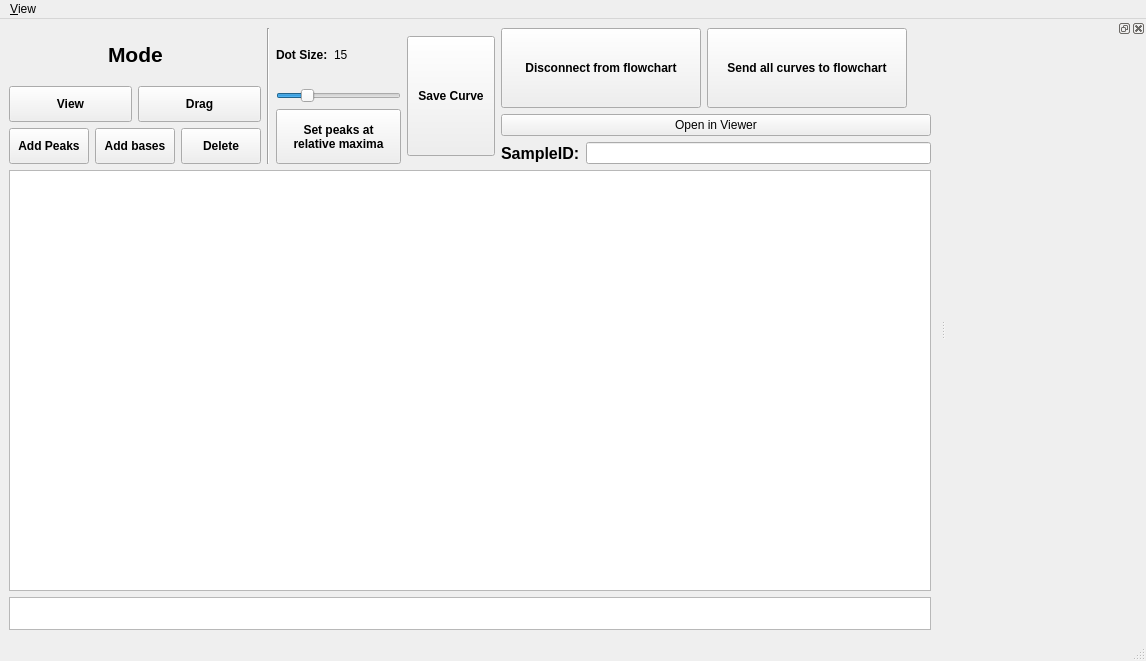
kushalkolar/MESmerize, file mesmerize/plotting/widgets/peak_editor/template.ui: the form before one commit.
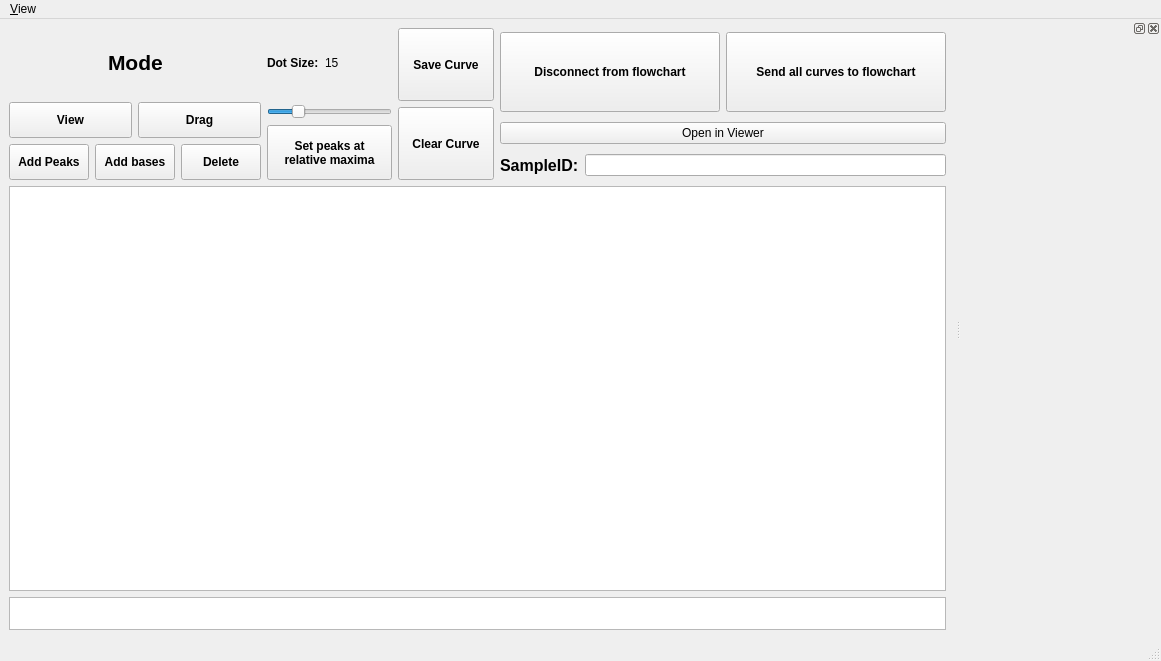
The form after the commit. Custom widgets are drawn as their Qt base class.

Commit message: Tried to add a "clear curve" feature to remove all peaks & bases in the Peak Editor. Didn't work. It first appears to clear the  current curve, but then when you click on another curve in the list widget it clears that one. And then when you switch back to the curve you were working on the peaks & bases are restored, whereas the one that you switched to is still cleared. Update __init__.py, peak_editor.py, and 3 more files...

What changed in the file:
```diff
--- a/mesmerize/plotting/widgets/peak_editor/template.ui
+++ b/mesmerize/plotting/widgets/peak_editor/template.ui
@@ -14,9 +14,7 @@
    <string>MainWindow</string>
   </property>
   <widget class="QWidget" name="centralwidget">
-   <layout class="QGridLayout" name="gridLayout_2">
-    <item row="0" column="0">
-     <layout class="QHBoxLayout" name="horizontalLayout_7">
+   <layout class="QVBoxLayout" name="verticalLayout_5">
       <item>
        <layout class="QHBoxLayout" name="horizontalLayout_4">
         <item>
@@ -191,13 +189,6 @@
           </item>
          </layout>
         </item>
-        <item>
-         <widget class="Line" name="line">
-          <property name="orientation">
-           <enum>Qt::Vertical</enum>
-          </property>
-         </widget>
-        </item>
         <item>
          <layout class="QVBoxLayout" name="verticalLayout_2">
           <item>
@@ -282,6 +273,8 @@
          </layout>
         </item>
         <item>
+       <layout class="QVBoxLayout" name="verticalLayout_4">
+        <item>
          <widget class="QPushButton" name="btnSaveCurve">
           <property name="sizePolicy">
            <sizepolicy hsizetype="Expanding" vsizetype="MinimumExpanding">
@@ -291,14 +284,14 @@
           </property>
           <property name="minimumSize">
            <size>
-            <width>88</width>
+            <width>96</width>
             <height>72</height>
            </size>
           </property>
           <property name="maximumSize">
            <size>
-            <width>356</width>
-            <height>120</height>
+            <width>360</width>
+            <height>73</height>
            </size>
           </property>
           <property name="font">
@@ -312,6 +305,37 @@
           </property>
          </widget>
         </item>
+        <item>
+         <widget class="QPushButton" name="btnClearCurve">
+          <property name="sizePolicy">
+           <sizepolicy hsizetype="Expanding" vsizetype="MinimumExpanding">
+            <horstretch>0</horstretch>
+            <verstretch>0</verstretch>
+           </sizepolicy>
+          </property>
+          <property name="minimumSize">
+           <size>
+            <width>96</width>
+            <height>72</height>
+           </size>
+          </property>
+          <property name="maximumSize">
+           <size>
+            <width>360</width>
+            <height>73</height>
+           </size>
+          </property>
+          <property name="font">
+           <font>
+            <weight>75</weight>
+            <bold>true</bold>
+           </font>
+          </property>
+          <property name="text">
+           <string>Clear Curve</string>
+          </property>
+         </widget>
+        </item>
        </layout>
       </item>
       <item>
@@ -328,7 +352,7 @@
             </property>
             <property name="minimumSize">
              <size>
-              <width>200</width>
+              <width>220</width>
               <height>30</height>
              </size>
             </property>
@@ -362,7 +386,7 @@
             </property>
             <property name="minimumSize">
              <size>
-              <width>200</width>
+              <width>220</width>
               <height>30</height>
              </size>
             </property>
@@ -383,19 +407,6 @@
             </property>
            </widget>
           </item>
-          <item>
-           <spacer name="horizontalSpacer_2">
-            <property name="orientation">
-             <enum>Qt::Horizontal</enum>
-            </property>
-            <property name="sizeHint" stdset="0">
-             <size>
-              <width>40</width>
-              <height>20</height>
-             </size>
-            </property>
-           </spacer>
-          </item>
          </layout>
         </item>
         <item>
@@ -440,10 +451,10 @@
       </item>
      </layout>
     </item>
-    <item row="1" column="0">
+    <item>
      <widget class="PlotWidget" name="graphicsView"/>
     </item>
-    <item row="2" column="0">
+    <item>
      <widget class="QListWidget" name="listwIndices">
       <property name="sizePolicy">
        <sizepolicy hsizetype="Expanding" vsizetype="Fixed">
```
Lines whose indentation alone changed are shown as unchanged. The commit also changes 4 other files.
